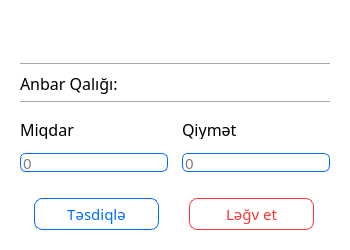
Old version of the form ui_files/price.ui in the repository alasgarovs/POSCredit.
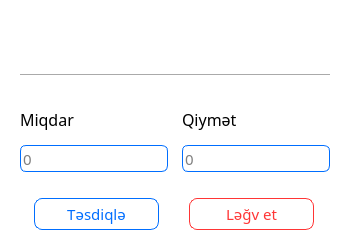
New version of the form. Icons and pictures are not drawn.

The edit to the form file:
```diff
--- a/ui_files/price.ui
+++ b/ui_files/price.ui
@@ -60,7 +60,8 @@
          <enum>Qt::NoFocus</enum>
         </property>
         <property name="styleSheet">
-         <string notr="true">background-color:transparent;</string>
+         <string notr="true">background-color:transparent;
+color:#006EFF;</string>
         </property>
         <property name="text">
          <string/>
@@ -115,51 +116,7 @@
        </widget>
       </item>
       <item>
-       <widget class="QLabel" name="label_stock_quantity">
-        <property name="font">
-         <font>
-          <family>Sans Serif</family>
-          <pointsize>12</pointsize>
-          <weight>50</weight>
-          <bold>false</bold>
-         </font>
-        </property>
-        <property name="focusPolicy">
-         <enum>Qt::NoFocus</enum>
-        </property>
-        <property name="toolTip">
-         <string>Məhsulun anbar qalığı</string>
-        </property>
-        <property name="styleSheet">
-         <string notr="true">background-color:transparent;</string>
-        </property>
-        <property name="text">
-         <string>Anbar Qalığı:</string>
-        </property>
-        <property name="wordWrap">
-         <bool>true</bool>
-        </property>
-       </widget>
-      </item>
-      <item>
-       <widget class="Line" name="line_2">
-        <property name="font">
-         <font>
-          <family>Sans Serif</family>
-          <weight>50</weight>
-          <bold>false</bold>
-         </font>
-        </property>
-        <property name="focusPolicy">
-         <enum>Qt::NoFocus</enum>
-        </property>
-        <property name="orientation">
-         <enum>Qt::Horizontal</enum>
-        </property>
-       </widget>
-      </item>
-      <item>
-       <spacer name="verticalSpacer_2">
+       <spacer name="verticalSpacer_3">
         <property name="font">
          <font>
           <family>Sans Serif</family>
@@ -179,7 +136,7 @@
         <property name="sizeHint" stdset="0">
          <size>
           <width>20</width>
-          <height>10</height>
+          <height>25</height>
          </size>
         </property>
        </spacer>
```
Left out of the diff: 4 changed lines with no effect on the pictures.
